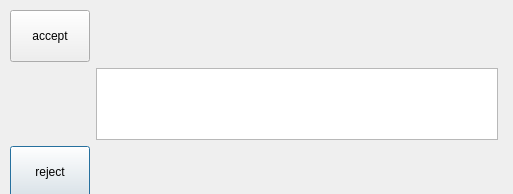
Above: src/resources/ui_single_list_selector.ui from heinz-preisig/PeriConto_generic before the change. Below: the same form after it.
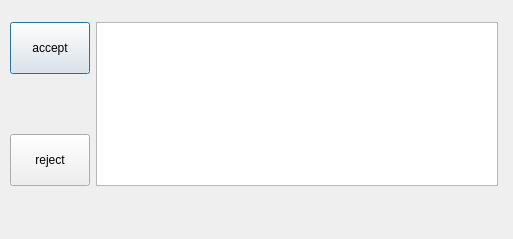
That is the form after the change.

The edit to the form file:
```diff
--- a/src/resources/ui_single_list_selector.ui
+++ b/src/resources/ui_single_list_selector.ui
@@ -10,7 +10,7 @@
     <x>0</x>
     <y>0</y>
     <width>513</width>
-    <height>194</height>
+    <height>239</height>
    </rect>
   </property>
   <property name="windowTitle">
@@ -29,25 +29,6 @@
     </rect>
    </property>
    <layout class="QGridLayout" name="gridLayout">
-    <item row="2" column="0">
-     <widget class="QPushButton" name="pushReject">
-      <property name="sizePolicy">
-       <sizepolicy hsizetype="Minimum" vsizetype="Minimum">
-        <horstretch>0</horstretch>
-        <verstretch>0</verstretch>
-       </sizepolicy>
-      </property>
-      <property name="minimumSize">
-       <size>
-        <width>52</width>
-        <height>52</height>
-       </size>
-      </property>
-      <property name="text">
-       <string>reject</string>
-      </property>
-     </widget>
-    </item>
     <item row="0" column="1">
      <spacer name="verticalSpacer_2">
       <property name="orientation">
@@ -61,7 +42,25 @@
       </property>
      </spacer>
     </item>
-    <item row="0" column="0">
+    <item row="1" column="1">
+     <widget class="QListWidget" name="listWidget"/>
+    </item>
+    <item row="2" column="1">
+     <spacer name="verticalSpacer_3">
+      <property name="orientation">
+       <enum>Qt::Vertical</enum>
+      </property>
+      <property name="sizeHint" stdset="0">
+       <size>
+        <width>20</width>
+        <height>40</height>
+       </size>
+      </property>
+     </spacer>
+    </item>
+    <item row="1" column="0">
+     <layout class="QVBoxLayout" name="verticalLayout_2">
+      <item>
      <widget class="QPushButton" name="pushAccept">
       <property name="sizePolicy">
        <sizepolicy hsizetype="Minimum" vsizetype="Minimum">
@@ -80,7 +79,7 @@
       </property>
      </widget>
     </item>
-    <item row="1" column="0">
+      <item>
      <spacer name="verticalSpacer">
       <property name="orientation">
        <enum>Qt::Vertical</enum>
@@ -93,21 +92,26 @@
       </property>
      </spacer>
     </item>
-    <item row="2" column="1">
-     <spacer name="verticalSpacer_3">
-      <property name="orientation">
-       <enum>Qt::Vertical</enum>
-      </property>
-      <property name="sizeHint" stdset="0">
+      <item>
+       <widget class="QPushButton" name="pushReject">
+        <property name="sizePolicy">
+         <sizepolicy hsizetype="Minimum" vsizetype="Minimum">
+          <horstretch>0</horstretch>
+          <verstretch>0</verstretch>
+         </sizepolicy>
+        </property>
+        <property name="minimumSize">
        <size>
-        <width>20</width>
-        <height>40</height>
-       </size>
-      </property>
-     </spacer>
-    </item>
-    <item row="1" column="1">
-     <widget class="QListWidget" name="listWidget"/>
+          <width>52</width>
+          <height>52</height>
+         </size>
+        </property>
+        <property name="text">
+         <string>reject</string>
+        </property>
+       </widget>
+      </item>
+     </layout>
     </item>
    </layout>
   </widget>
```
Lines whose indentation alone changed are shown as unchanged.
